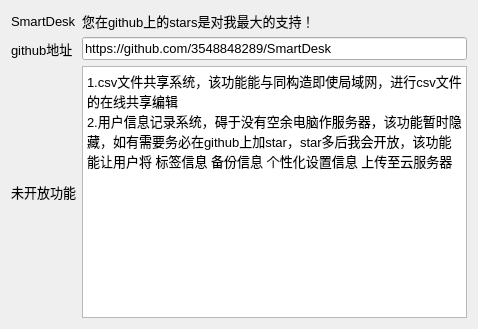
The window that MoreFunction/MoreFunction.ui (3548848289/SmartDesk) describes before a commit, drawn with Qt 5.
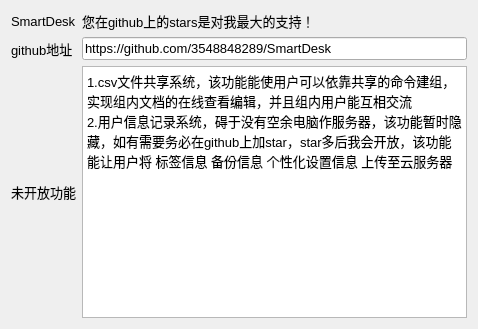
The same window after the commit. Icons and pictures are not drawn.

Commit message: 优化文件备份，解决无法正常删除文件对应的所有备份文件的bug

```diff
--- a/MoreFunction/MoreFunction.ui
+++ b/MoreFunction/MoreFunction.ui
@@ -98,7 +98,7 @@
 li.unchecked::marker { content: &quot;\2610&quot;; }
 li.checked::marker { content: &quot;\2612&quot;; }
 &lt;/style&gt;&lt;/head&gt;&lt;body style=&quot; font-family:'Microsoft YaHei UI'; font-size:10pt; font-weight:400; font-style:normal;&quot;&gt;
-&lt;p style=&quot; margin-top:0px; margin-bottom:0px; margin-left:0px; margin-right:0px; -qt-block-indent:0; text-indent:0px;&quot;&gt;1.csv文件共享系统，该功能能与同构造即使局域网，进行csv文件的在线共享编辑&lt;/p&gt;
+&lt;p style=&quot; margin-top:0px; margin-bottom:0px; margin-left:0px; margin-right:0px; -qt-block-indent:0; text-indent:0px;&quot;&gt;1.csv文件共享系统，该功能能使用户可以依靠共享的命令建组，实现组内文档的在线查看编辑，并且组内用户能互相交流&lt;/p&gt;
 &lt;p style=&quot; margin-top:0px; margin-bottom:0px; margin-left:0px; margin-right:0px; -qt-block-indent:0; text-indent:0px;&quot;&gt;2.用户信息记录系统，碍于没有空余电脑作服务器，该功能暂时隐藏，如有需要务必在github上加star，star多后我会开放，该功能能让用户将 标签信息 备份信息 个性化设置信息 上传至云服务器&lt;/p&gt;&lt;/body&gt;&lt;/html&gt;</string>
      </property>
     </widget>
```
The commit also changes 24 other files.
